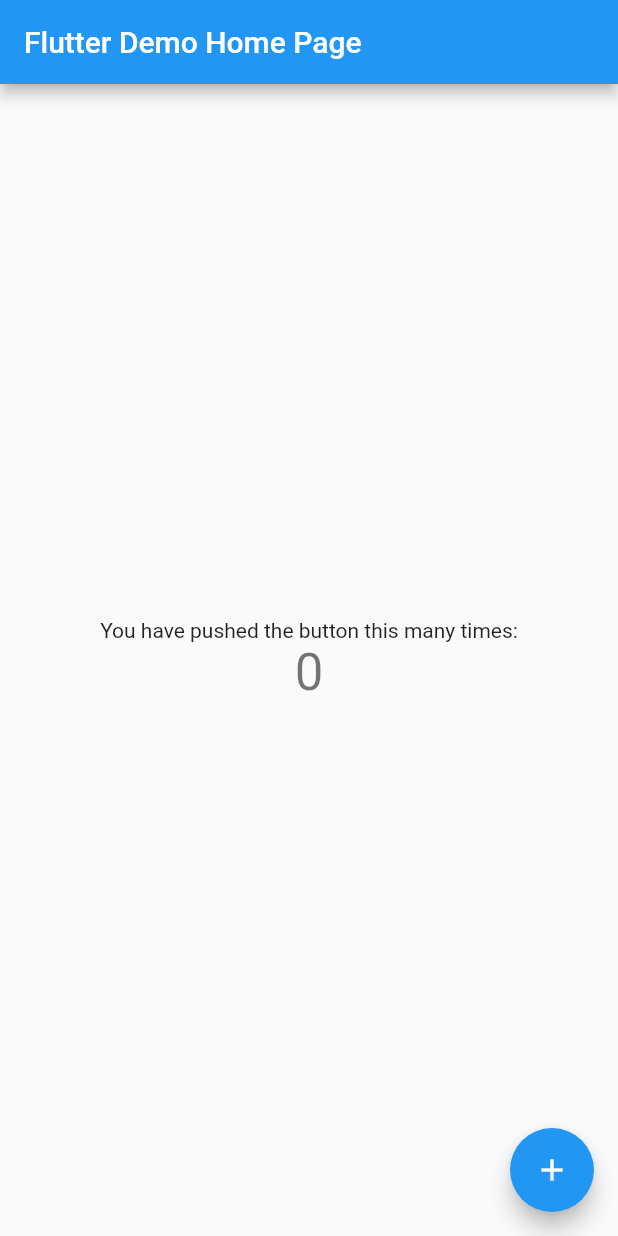
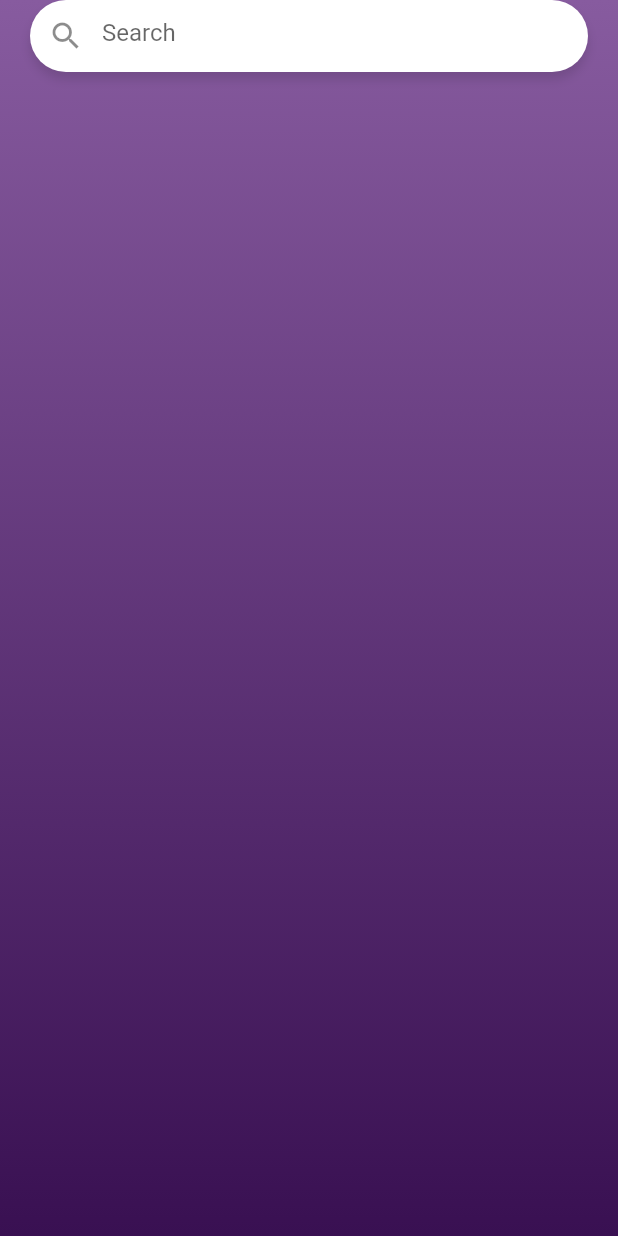
Before and after one commit to socrates93/cocktail_cookbook, a Flutter app: the screen it shows after launch, on a phone screen of 412 x 824 dp. Run offline on Flutter 3.47's test engine with Material 2 defaults, Android fonts, the light colour scheme and no system bars; our stand-ins replace dio.

Commit message:
- add provider package - create home page widget - create routes file - create constants file - create drink class - create drink response type class - create config file for dio client - create search input component

```diff
--- a/lib/main.dart
+++ b/lib/main.dart
@@ -1,115 +1,19 @@
 import 'package:flutter/material.dart';
 
-void main() {
-  runApp(const MyApp());
-}
+import 'package:cocktail_cookbook/shared/utils/routes.dart';
+
+void main() => runApp(const MyApp());
 
 class MyApp extends StatelessWidget {
   const MyApp({super.key});
 
-  // This widget is the root of your application.
   @override
   Widget build(BuildContext context) {
     return MaterialApp(
-      title: 'Flutter Demo',
-      theme: ThemeData(
-        // This is the theme of your application.
-        //
-        // Try running your application with "flutter run". You'll see the
-        // application has a blue toolbar. Then, without quitting the app, try
-        // changing the primarySwatch below to Colors.green and then invoke
-        // "hot reload" (press "r" in the console where you ran "flutter run",
-        // or simply save your changes to "hot reload" in a Flutter IDE).
-        // Notice that the counter didn't reset back to zero; the application
-        // is not restarted.
-        primarySwatch: Colors.blue,
-      ),
-      home: const MyHomePage(title: 'Flutter Demo Home Page'),
+      debugShowCheckedModeBanner: false,
+      title: 'CoockTail Bar',
+      routes: routes,
+      initialRoute: 'home',
     );
   }
 }
-
-class MyHomePage extends StatefulWidget {
-  const MyHomePage({super.key, required this.title});
-
-  // This widget is the home page of your application. It is stateful, meaning
-  // that it has a State object (defined below) that contains fields that affect
-  // how it looks.
-
-  // This class is the configuration for the state. It holds the values (in this
-  // case the title) provided by the parent (in this case the App widget) and
-  // used by the build method of the State. Fields in a Widget subclass are
-  // always marked "final".
-
-  final String title;
-
-  @override
-  State<MyHomePage> createState() => _MyHomePageState();
-}
-
-class _MyHomePageState extends State<MyHomePage> {
-  int _counter = 0;
-
-  void _incrementCounter() {
-    setState(() {
-      // This call to setState tells the Flutter framework that something has
-      // changed in this State, which causes it to rerun the build method below
-      // so that the display can reflect the updated values. If we changed
-      // _counter without calling setState(), then the build method would not be
-      // called again, and so nothing would appear to happen.
-      _counter++;
-    });
-  }
-
-  @override
-  Widget build(BuildContext context) {
-    // This method is rerun every time setState is called, for instance as done
-    // by the _incrementCounter method above.
-    //
-    // The Flutter framework has been optimized to make rerunning build methods
-    // fast, so that you can just rebuild anything that needs updating rather
-    // than having to individually change instances of widgets.
-    return Scaffold(
-      appBar: AppBar(
-        // Here we take the value from the MyHomePage object that was created by
-        // the App.build method, and use it to set our appbar title.
-        title: Text(widget.title),
-      ),
-      body: Center(
-        // Center is a layout widget. It takes a single child and positions it
-        // in the middle of the parent.
-        child: Column(
-          // Column is also a layout widget. It takes a list of children and
-          // arranges them vertically. By default, it sizes itself to fit its
-          // children horizontally, and tries to be as tall as its parent.
-          //
-          // Invoke "debug painting" (press "p" in the console, choose the
-          // "Toggle Debug Paint" action from the Flutter Inspector in Android
-          // Studio, or the "Toggle Debug Paint" command in Visual Studio Code)
-          // to see the wireframe for each widget.
-          //
-          // Column has various properties to control how it sizes itself and
-          // how it positions its children. Here we use mainAxisAlignment to
-          // center the children vertically; the main axis here is the vertical
-          // axis because Columns are vertical (the cross axis would be
-          // horizontal).
-          mainAxisAlignment: MainAxisAlignment.center,
-          children: <Widget>[
-            const Text(
-              'You have pushed the button this many times:',
-            ),
-            Text(
-              '$_counter',
-              style: Theme.of(context).textTheme.headline4,
-            ),
-          ],
-        ),
-      ),
-      floatingActionButton: FloatingActionButton(
-        onPressed: _incrementCounter,
-        tooltip: 'Increment',
-        child: const Icon(Icons.add),
-      ), // This trailing comma makes auto-formatting nicer for build methods.
-    );
-  }
-}
--- /dev/null
+++ b/lib/pages/home/home_page.dart
@@ -0,0 +1,32 @@
+import 'package:flutter/material.dart';
+
+import 'package:cocktail_cookbook/shared/widgets/search_input.dart';
+
+class HomePageWidget extends StatelessWidget {
+  const HomePageWidget({super.key});
+
+  @override
+  Widget build(BuildContext context) {
+    return Scaffold(
+      body: Container(
+        decoration: const BoxDecoration(
+          gradient: LinearGradient(
+            begin: Alignment.topCenter,
+            end: Alignment.bottomCenter,
+            colors: [
+              Color(0xFF875B9F),
+              Color(0xFF391052),
+            ],
+          ),
+        ),
+        child: SafeArea(
+          child: Column(
+            children: const [
+              SearchInputWidget(),
+            ],
+          ),
+        ),
+      ),
+    );
+  }
+}
--- /dev/null
+++ b/lib/shared/utils/constants.dart
@@ -0,0 +1 @@
+const String apiUrl = 'https://www.thecocktaildb.com/api/json/v1/1';
--- /dev/null
+++ b/lib/shared/widgets/search_input.dart
@@ -0,0 +1,56 @@
+import 'package:flutter/material.dart';
+
+class SearchInputWidget extends StatefulWidget {
+  const SearchInputWidget({super.key});
+
+  @override
+  State<SearchInputWidget> createState() => _SearchInputWidgetState();
+}
+
+class _SearchInputWidgetState extends State<SearchInputWidget> {
+  final TextEditingController _controller = TextEditingController();
+
+  @override
+  void initState() {
+    super.initState();
+
+    _controller.addListener(_onChangeListener);
+  }
+
+  void _onChangeListener() {
+    print(_controller.text);
+  }
+
+  @override
+  Widget build(BuildContext context) {
+    return Container(
+      margin: const EdgeInsets.symmetric(horizontal: 20),
+      padding: const EdgeInsets.only(right: 20),
+      decoration: BoxDecoration(
+        color: Colors.white,
+        borderRadius: BorderRadius.circular(30),
+        boxShadow: const [
+          BoxShadow(
+            color: Colors.black12,
+            blurRadius: 5,
+            offset: Offset(0, 5),
+          ),
+        ],
+      ),
+      child: TextField(
+        controller: _controller,
+        decoration: const InputDecoration(
+          hintText: 'Search',
+          prefixIcon: Icon(Icons.search),
+          border: InputBorder.none,
+        ),
+      ),
+    );
+  }
+
+  @override
+  void dispose() {
+    _controller.dispose();
+    super.dispose();
+  }
+}
--- a/pubspec.yaml
+++ b/pubspec.yaml
@@ -13,6 +13,7 @@
 
   cupertino_icons: ^1.0.2
   dio: ^4.0.6
+  provider: ^6.0.5
 
 dev_dependencies:
   flutter_test:
```
Also changed, not shown: lib/repository/config.dart (+6 -4 lines), lib/repository/drink_repository.dart (added, +38 -0 lines), lib/repository/drink_service.dart (added, +33 -0 lines), lib/shared/classes/drink.dart (added, +217 -0 lines), lib/shared/classes/drink_response_type.dart (added, +29 -0 lines), lib/shared/utils/routes.dart (added, +7 -0 lines), pubspec.lock.
